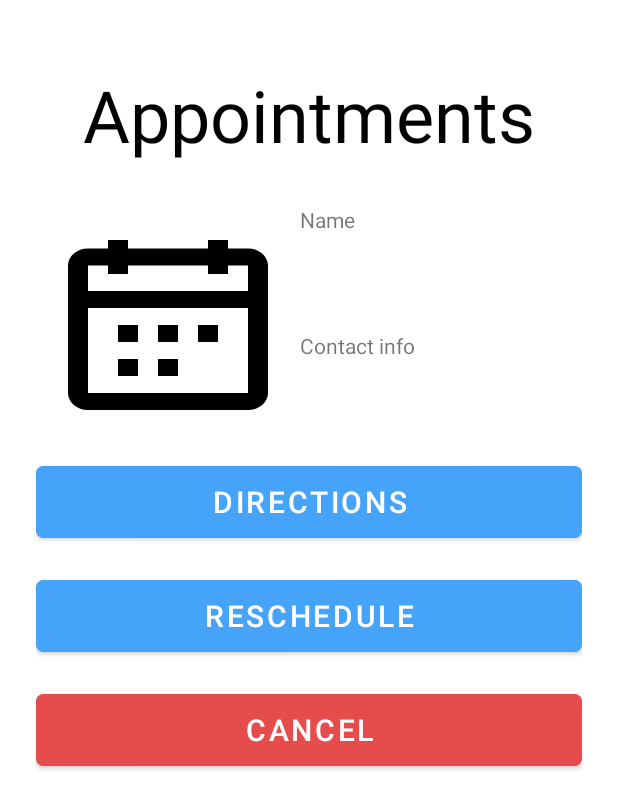
After one commit to LCIS-codepath/Appointsy, an Android app: the layout activity_appointment.xml on its own in the app's theme, with its tools: preview values and no code run, on a phone screen of 412 x 824 dp. The commit adds this screen. Shown: the top 809 px of the screen. Run offline under Robolectric (Android 15) with nearby library versions, the phone set to English and light mode, and no system bars.

Commit message:
appointments screen in progress

```diff
--- /dev/null
+++ b/app/src/main/res/layout/activity_appointment.xml
@@ -0,0 +1,101 @@
+<?xml version="1.0" encoding="utf-8"?>
+<layout
+    xmlns:android="http://schemas.android.com/apk/res/android"
+    xmlns:app="http://schemas.android.com/apk/res-auto"
+    xmlns:tools="http://schemas.android.com/tools"
+    >
+<LinearLayout
+    android:layout_width="match_parent"
+    android:layout_height="match_parent"
+    tools:context=".AppointmentsActivity"
+    android:orientation="vertical"
+    android:padding="24dp"
+    >
+
+    <TextView
+        android:layout_width="match_parent"
+        android:layout_height="wrap_content"
+        android:layout_marginTop="20dp"
+        android:layout_marginBottom="20dp"
+        android:text="@string/appointments"
+        android:textAlignment="center"
+        android:textColor="@color/black"
+        android:textSize="48sp" />
+
+    <androidx.constraintlayout.widget.ConstraintLayout
+        android:id="@+id/frameLayout"
+        android:layout_width="match_parent"
+        android:layout_height="wrap_content">
+
+        <ImageView
+            android:id="@+id/ivIcon"
+            android:layout_width="160dp"
+            android:layout_height="160dp"
+            android:layout_margin="8dp"
+            android:contentDescription="@string/iconimage"
+            android:src="@drawable/ic_iconcmpt"
+            app:layout_constraintBottom_toBottomOf="parent"
+            app:layout_constraintStart_toStartOf="parent"
+            app:layout_constraintTop_toTopOf="parent" />
+
+        <com.google.android.material.textview.MaterialTextView
+            android:id="@+id/tiName"
+            android:layout_width="wrap_content"
+            android:layout_height="wrap_content"
+            android:layout_margin="8dp"
+            android:layout_marginStart="8dp"
+            android:text=""
+            app:layout_constraintStart_toEndOf="@+id/ivIcon"
+            app:layout_constraintTop_toTopOf="parent"
+            tools:text="Name" />
+
+        <com.google.android.material.textview.MaterialTextView
+            android:id="@+id/tvContactInfo"
+            android:layout_width="wrap_content"
+            android:layout_height="wrap_content"
+            android:layout_margin="8dp"
+            android:layout_marginStart="8dp"
+            android:text=""
+            app:layout_constraintBottom_toBottomOf="parent"
+            app:layout_constraintStart_toEndOf="@+id/ivIcon"
+            app:layout_constraintTop_toBottomOf="@+id/tiName"
+            tools:text="Contact info" />
+    </androidx.constraintlayout.widget.ConstraintLayout>
+
+
+    <!--    set input type to password for endIconMode-->
+
+
+    <com.google.android.material.button.MaterialButton
+        android:id="@+id/directions"
+        android:layout_width="match_parent"
+        android:layout_height="60dp"
+        android:layout_marginBottom="16dp"
+        android:backgroundTint="#46A3FA"
+        android:text="@string/directions"
+        android:textSize="20sp"
+        app:cornerRadius="5dp" />
+
+    <com.google.android.material.button.MaterialButton
+        android:id="@+id/Reschedule"
+        android:layout_width="match_parent"
+        android:layout_height="60dp"
+        android:layout_marginBottom="16dp"
+        android:backgroundTint="#46A3FA"
+        android:text="@string/reschedule"
+        android:textSize="20sp"
+        app:cornerRadius="5dp" />
+    <com.google.android.material.button.MaterialButton
+        android:id="@+id/btnCancel"
+        android:layout_width="match_parent"
+        android:layout_height="60dp"
+        android:layout_marginBottom="16dp"
+        android:backgroundTint="#E64C4C"
+        android:text="@string/cancel"
+        android:textSize="20sp"
+        app:cornerRadius="5dp" />
+
+
+</LinearLayout>
+
+</layout>
--- a/app/src/main/res/values/strings.xml
+++ b/app/src/main/res/values/strings.xml
@@ -55,5 +55,9 @@
     <string name="phoneNumber">Phone Number</string>
     <string name="confirm">Confirm</string>
     <string name="businessQ">Is this for a business?</string>
+    <string name="cancel">Cancel</string>
+    <string name="reschedule">Reschedule</string>
+    <string name="directions">Directions</string>
+    <string name="appointments">Appointments</string>
 
 </resources>
```
